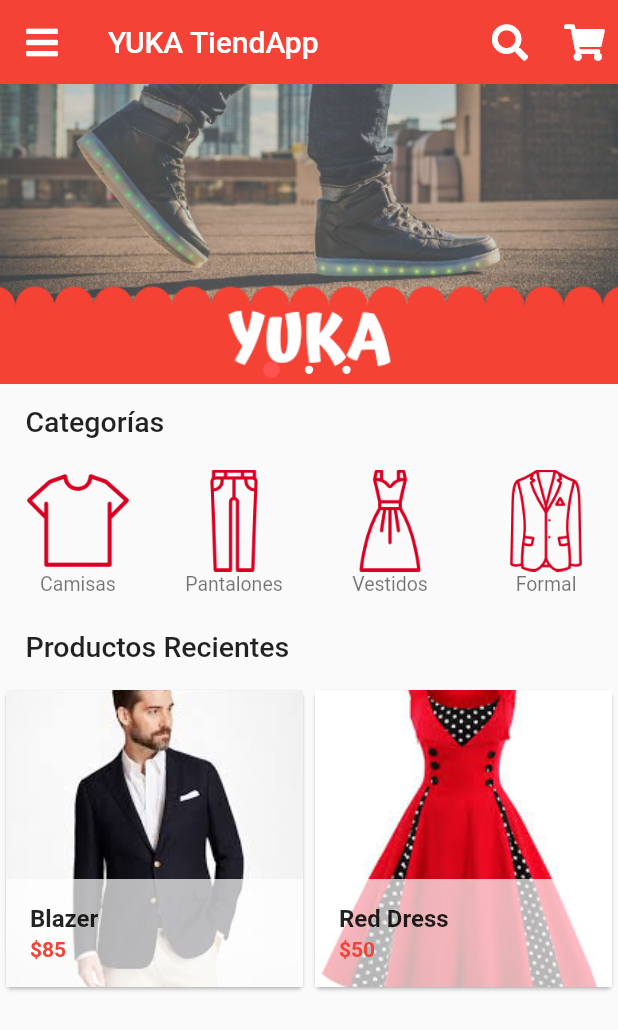
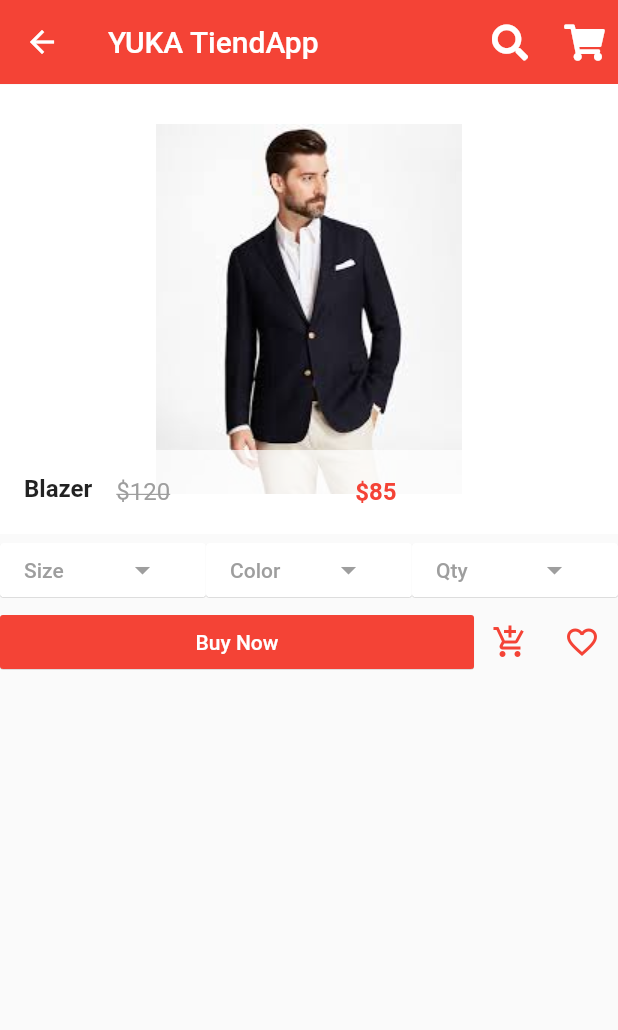
Before and after one commit to omarSuarezRodriguez/shopapp_tut, a Flutter app: the screen it shows after launch, after a tap on "Blazer", on a phone screen of 412 x 824 dp. Shown: the top 1030 px of the screen. Run offline on Flutter 3.47's test engine with Material 2 defaults, Android fonts, the phone set to English and light mode, and no system bars; drawn by our look-alikes of carousel_pro; our stand-ins replace chewie, font_awesome_flutter, video_player.

Commit message:
commit - 17. Flutter e-commerce app: product details

```diff
--- a/lib/components/products.dart
+++ b/lib/components/products.dart
@@ -1,4 +1,5 @@
 import 'package:flutter/material.dart';
+import 'package:shopapp_tut/pages/product_details.dart';
 
 class Products extends StatefulWidget {
   @override
@@ -118,25 +119,39 @@ class Single_prod extends StatelessWidget {
         tag: prod_name,
         child: Material(
           child: InkWell(
-            onTap: () {},
+            onTap: () => Navigator.of(context).push(
+              new MaterialPageRoute(
+                // Here we are passing the values of the product to the product
+                // details page
+                builder: (context) => new ProductDetails(
+                  product_detail_name: prod_name,
+                  product_detail_new_price: prod_price,
+                  product_detail_old_price: prod_old_price,
+                  product_detail_picture: prod_pricture,
+                ),
+              ),
+            ),
             child: GridTile(
                 footer: Container(
                   color: Colors.white70,
                   child: ListTile(
-//                    leading: Text(
-//                      prod_name,
-//                      style: TextStyle(fontWeight: FontWeight.bold),
-//                    ),
-                    title: Text(
+                    leading: Text(
                       prod_name,
                       style: TextStyle(fontWeight: FontWeight.bold),
                     ),
-                    subtitle: Text(
+                    title: Text(
                       "\$$prod_price",
                       style: TextStyle(
+                          color: Colors.red, fontWeight: FontWeight.w800),
+                    ),
+                    subtitle: Text(
+                      "\$$prod_old_price",
+                      style: TextStyle(
 //                        decoration: TextDecoration.lineThrough,
-                          color: Colors.red,
-                          fontWeight: FontWeight.bold),
+                        color: Colors.black54,
+                        fontWeight: FontWeight.w800,
+                        decoration: TextDecoration.lineThrough,
+                      ),
                     ),
                   ),
                 ),
--- /dev/null
+++ b/lib/pages/product_details.dart
@@ -0,0 +1,252 @@
+import 'package:flutter/material.dart';
+import 'package:shopapp_tut/pages/comprar.dart';
+import 'package:font_awesome_flutter/font_awesome_flutter.dart';
+
+class ProductDetails extends StatefulWidget {
+  final product_detail_name;
+  final product_detail_new_price;
+  final product_detail_old_price;
+  final product_detail_picture;
+
+  ProductDetails(
+      {this.product_detail_name,
+      this.product_detail_new_price,
+      this.product_detail_old_price,
+      this.product_detail_picture});
+
+  @override
+  _ProductDetailsState createState() => _ProductDetailsState();
+}
+
+class _ProductDetailsState extends State<ProductDetails> {
+  @override
+  Widget build(BuildContext context) {
+    return Scaffold(
+      appBar: AppBar(
+        elevation: 0.1,
+        backgroundColor: Colors.red,
+
+        title: Column(
+          mainAxisAlignment: MainAxisAlignment.center,
+          crossAxisAlignment: CrossAxisAlignment.start,
+          children: [
+            Text(
+              "YUKA TiendApp",
+              style: TextStyle(color: Colors.white, fontSize: 20.0),
+            ),
+          ],
+        ),
+//        title: Text('YUKA TiendApp'),
+
+        actions: <Widget>[
+          // Icono de buscar
+          IconButton(icon: Icon(FontAwesomeIcons.search), onPressed: () {}),
+
+          // Icono de comprar
+          IconButton(
+              icon: Icon(FontAwesomeIcons.shoppingCart),
+              onPressed: () {
+//                Navigator.push(
+//                    context,
+//                    PageTransition(
+//                        type: PageTransitionType.rightToLeft,
+//                        child: ProfileTwoPage()));
+
+                Navigator.push(
+                  context,
+                  // Quienes somos
+                  MaterialPageRoute(builder: (context) => ProfileTwoPage()),
+                );
+              }),
+        ],
+      ),
+//      body: HeroApp(),
+      body: ListView(
+        children: <Widget>[
+          Container(
+            height: 300.0,
+            child: GridTile(
+              child: Container(
+                color: Colors.white,
+                child: Image.asset(widget.product_detail_picture),
+              ),
+              footer: Container(
+                color: Colors.white70,
+                child: ListTile(
+                  leading: Text(
+                    widget.product_detail_name,
+                    style:
+                        TextStyle(fontWeight: FontWeight.bold, fontSize: 16.0),
+                  ),
+                  title: Row(
+                    children: <Widget>[
+                      Expanded(
+                        child: Text(
+                          "\$${widget.product_detail_old_price}",
+                          style: TextStyle(
+                              color: Colors.grey,
+                              decoration: TextDecoration.lineThrough),
+                        ),
+                      ),
+                      Expanded(
+                        child: Text(
+                          "\$${widget.product_detail_new_price}",
+                          style: TextStyle(
+                            fontWeight: FontWeight.bold,
+                            color: Colors.red,
+                          ),
+                        ),
+                      ),
+                    ],
+                  ),
+                ),
+              ),
+            ),
+          ),
+
+//        ============== The First Buttons ============
+
+          Row(
+            children: <Widget>[
+//            ========= The Size Button =========
+              Expanded(
+                child: MaterialButton(
+                  onPressed: () {},
+                  color: Colors.white,
+                  textColor: Colors.grey,
+                  elevation: 0.2,
+                  child: Row(
+                    children: <Widget>[
+                      Expanded(child: Text('Size')),
+                      Expanded(child: Icon(Icons.arrow_drop_down))
+                    ],
+                  ),
+                ),
+              ),
+
+//            ========= The Size Button =========
+              Expanded(
+                child: MaterialButton(
+                  onPressed: () {},
+                  color: Colors.white,
+                  textColor: Colors.grey,
+                  elevation: 0.2,
+                  child: Row(
+                    children: <Widget>[
+                      Expanded(child: Text('Color')),
+                      Expanded(child: Icon(Icons.arrow_drop_down))
+                    ],
+                  ),
+                ),
+              ),
+
+//            ========= The Size Button =========
+              Expanded(
+                child: MaterialButton(
+                  onPressed: () {},
+                  color: Colors.white,
+                  textColor: Colors.grey,
+                  elevation: 0.2,
+                  child: Row(
+                    children: <Widget>[
+                      Expanded(child: Text('Qty')),
+                      Expanded(child: Icon(Icons.arrow_drop_down))
+                    ],
+                  ),
+                ),
+              ),
+            ],
+          ),
+
+//
+//
+//        ============== The Second Buttons ============
+
+          Row(
+            children: <Widget>[
+//            ========= The Size Button =========
+              Expanded(
+                child: MaterialButton(
+                  onPressed: () {},
+                  color: Colors.red,
+                  textColor: Colors.white,
+                  elevation: 0.2,
+                  child: Text("Buy Now"),
+                ),
+              ),
+
+              IconButton(
+                icon: Icon(Icons.add_shopping_cart),
+                color: Colors.red,
+                onPressed: () {},
+              ),
+
+              IconButton(
+                icon: Icon(Icons.favorite_border),
+                color: Colors.red,
+                onPressed: () {},
+              ),
+            ],
+          ),
+        ],
+      ),
+    );
+  }
+}
+
+//Hero App Animation Photo
+//
+//class HeroApp extends StatelessWidget {
+//  @override
+//  Widget build(BuildContext context) {
+//    return MaterialApp(
+//      title: 'Transition Demo',
+//      home: MainScreen(),
+//    );
+//  }
+//}
+//
+//class MainScreen extends StatelessWidget {
+//  @override
+//  Widget build(BuildContext context) {
+//    return Scaffold(
+////      appBar: AppBar(
+////        title: Text('Main Screen'),
+////      ),
+//      body: GestureDetector(
+//        child: Hero(
+//          tag: 'imageHero',
+//          child: Image.asset(
+//              "images/products/tia_7.jpeg",
+//          ),
+//        ),
+//        onTap: () {
+//          Navigator.push(context, MaterialPageRoute(builder: (_) {
+//            return DetailScreen();
+//          }));
+//        },
+//      ),
+//    );
+//  }
+//}
+//
+//class DetailScreen extends StatelessWidget {
+//  @override
+//  Widget build(BuildContext context) {
+//    return Scaffold(
+//      body: GestureDetector(
+//        child: Center(
+//          child: Hero(
+//            tag: 'imageHero',
+//            child: Image.network(
+//              'https://picsum.photos/250?image=9',
+//            ),
+//          ),
+//        ),
+//        onTap: () {
+//          Navigator.pop(context);
+//        },
+//      ),
+//    );
+//  }
+//}
```
Also changed, not shown: images/logo.png (added), 11 other files.
